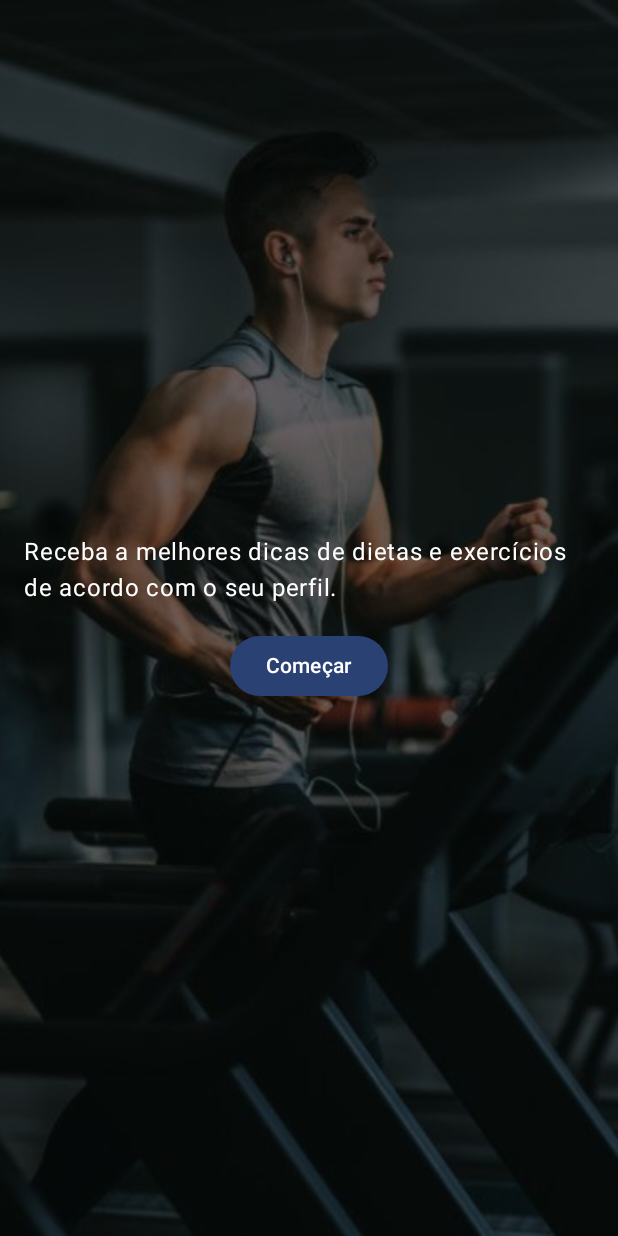
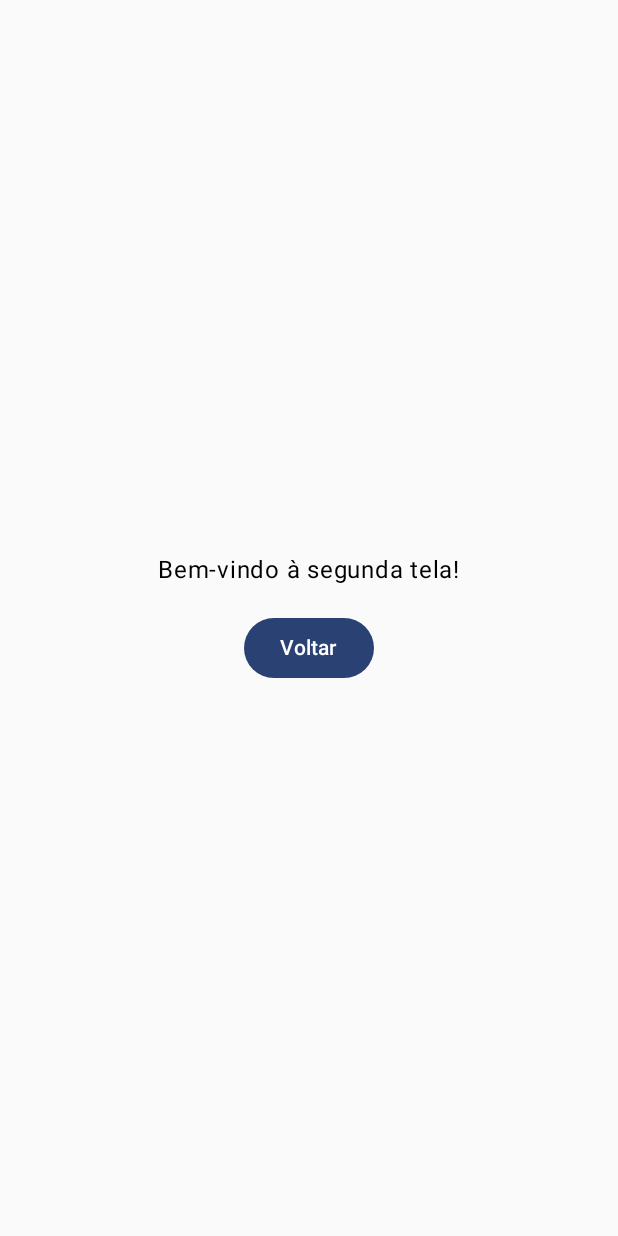
Before and after one commit to caamag/App-Facul, an Android app built with Jetpack Compose: the screen it shows after launch (MainActivity), after a tap on "Começar", on a phone screen of 412 x 824 dp. Run offline under Robolectric (Android 15) with nearby library versions, the phone set to English and light mode, and no system bars.

Commit message:
envinado atualizações

```diff
--- a/app/build.gradle.kts
+++ b/app/build.gradle.kts
@@ -50,7 +50,6 @@ android {
 }
 
 dependencies {
-
     implementation(libs.androidx.core.ktx)
     implementation(libs.androidx.lifecycle.runtime.ktx)
     implementation(libs.androidx.activity.compose)
--- a/app/src/main/java/br/com/caio/myApp/MainActivity.kt
+++ b/app/src/main/java/br/com/caio/myApp/MainActivity.kt
@@ -8,7 +8,7 @@ import androidx.compose.foundation.Image
 import androidx.compose.foundation.layout.*
 import androidx.compose.foundation.shape.RoundedCornerShape
 import androidx.compose.material3.*
-import androidx.compose.runtime.Composable
+import androidx.compose.runtime.*
 import androidx.compose.ui.Alignment
 import androidx.compose.ui.Modifier
 import androidx.compose.ui.graphics.Color
@@ -25,18 +25,30 @@ class MainActivity : ComponentActivity() {
         enableEdgeToEdge()
         setContent {
             MyApplicationTheme {
-                Scaffold(modifier = Modifier.fillMaxSize()) { innerPadding ->
-                    MainScreen(modifier = Modifier.padding(innerPadding))
+                var currentScreen by remember { mutableStateOf(Screen.Main) }
+
+                when (currentScreen) {
+                    Screen.Main -> MainScreen(
+                        onNavigateToSecondScreen = { currentScreen = Screen.Second }
+                    )
+                    Screen.Second -> SecondScreen(
+                        onNavigateBack = { currentScreen = Screen.Main }
+                    )
                 }
             }
         }
     }
 }
 
+enum class Screen {
+    Main,
+    Second
+}
+
 @Composable
-fun MainScreen(modifier: Modifier = Modifier) {
+fun MainScreen(onNavigateToSecondScreen: () -> Unit) {
     Box(
-        modifier = modifier
+        modifier = Modifier
             .fillMaxSize()
     ) {
         Image(
@@ -53,15 +65,33 @@ fun MainScreen(modifier: Modifier = Modifier) {
             horizontalAlignment = Alignment.CenterHorizontally
         ) {
             Text(
-                text = "Receba a melhores dicas de dietas e exercícios de acordo com o seu perfil.",
+                text = "Receba as melhores dicas de dietas e exercícios de acordo com o seu perfil.",
                 modifier = Modifier.padding(bottom = 16.dp),
-                color = Color.White
+                color = Color.Black
             )
             Button(
-                onClick = { /* TODO: Handle button click */ },
+                onClick = onNavigateToSecondScreen,
                 shape = RoundedCornerShape(50)
             ) {
                 Text(text = "Começar")
+            }
+        }
+    }
+}
+
+@Composable
+fun SecondScreen(onNavigateBack: () -> Unit) {
+    Box(
+        modifier = Modifier
+            .fillMaxSize()
+            .padding(16.dp),
+        contentAlignment = Alignment.Center
+    ) {
+        Column(horizontalAlignment = Alignment.CenterHorizontally) {
+            Text(text = "Bem-vindo à segunda tela!", color = Color.Black)
+            Spacer(modifier = Modifier.height(16.dp))
+            Button(onClick = onNavigateBack) {
+                Text(text = "Voltar")
             }
         }
     }
@@ -71,6 +101,14 @@ fun MainScreen(modifier: Modifier = Modifier) {
 @Composable
 fun MainScreenPreview() {
     MyApplicationTheme {
-        MainScreen()
+        MainScreen(onNavigateToSecondScreen = {})
     }
 }
+
+@Preview(showBackground = true)
+@Composable
+fun SecondScreenPreview() {
+    MyApplicationTheme {
+        SecondScreen(onNavigateBack = {})
+    }
+}
```
